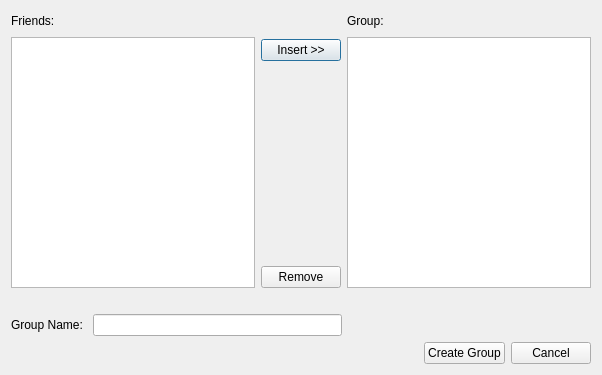
Old version of the form forms/groupdialogform.ui in the repository minimoog/qtwitdget.
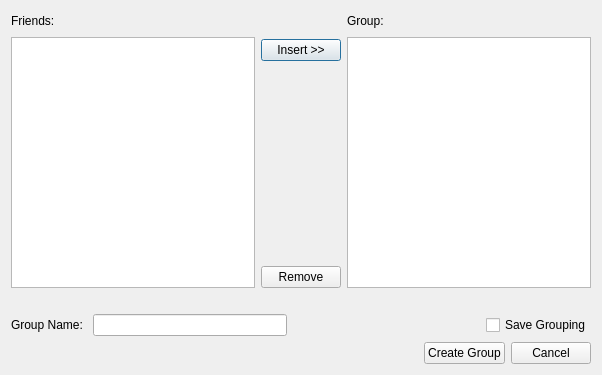
New version of the form.

Commit message: Save grouping implemented.

What changed in the file:
```diff
--- a/forms/groupdialogform.ui
+++ b/forms/groupdialogform.ui
@@ -189,6 +189,13 @@
        </property>
       </spacer>
      </item>
+     <item>
+      <widget class="QCheckBox" name="saveGroupCheckBox">
+       <property name="text">
+        <string>Save Grouping</string>
+       </property>
+      </widget>
+     </item>
     </layout>
    </item>
    <item row="3" column="0">
```
The commit also changes 4 other files.
